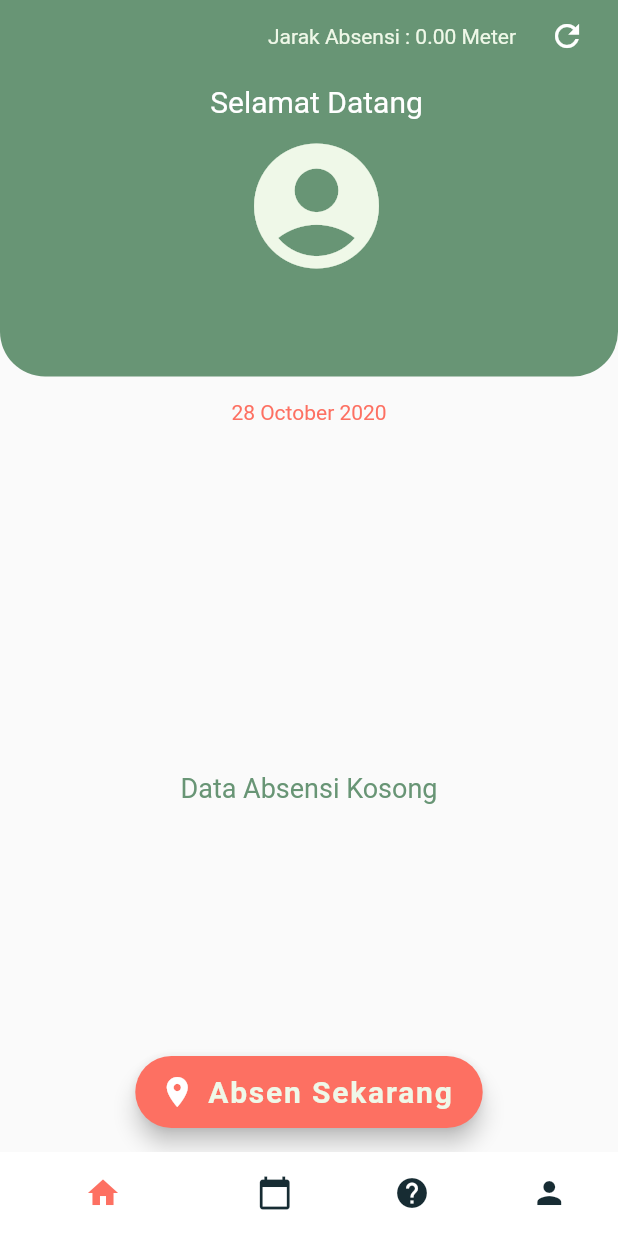
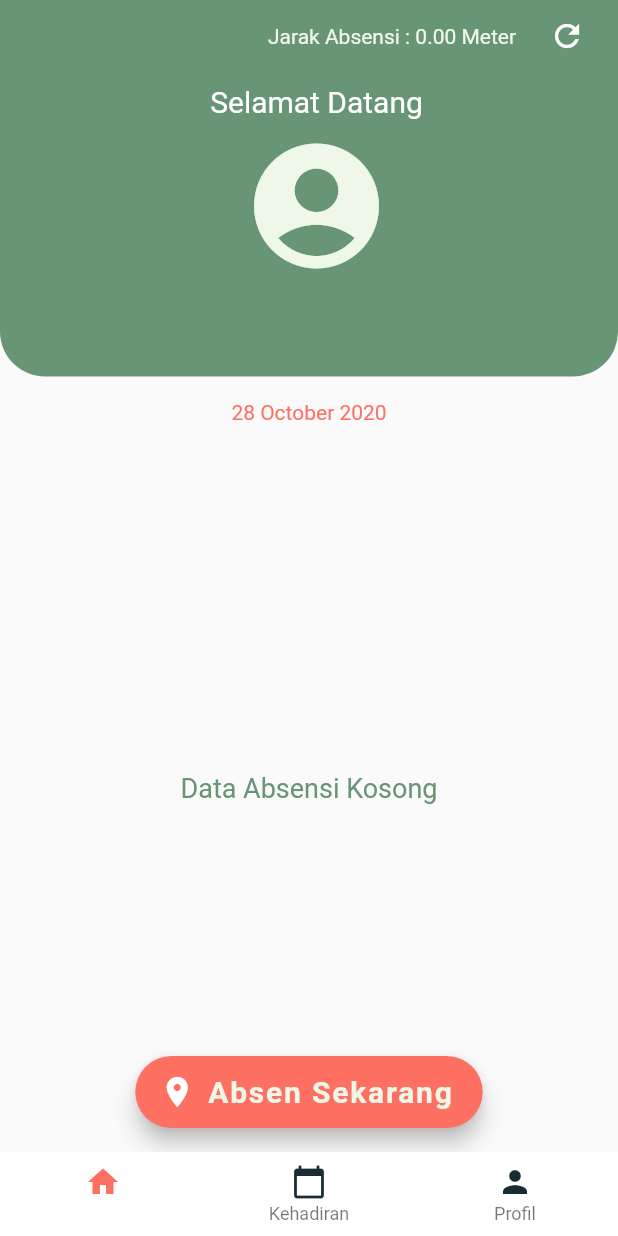
Before and after one commit to RafiIzzatulRizquFaris/penerangan_kops, a Flutter app: the MainNavigation screen opened directly, on a phone screen of 412 x 824 dp. Run offline on Flutter 3.47's test engine with Material 2 defaults, Android fonts, the phone set to English and light mode, and no system bars; our stand-ins replace animated_text_kit, cloud_firestore, geolocator, progress_dialog, rflutter_alert, shared_preferences and 1 more; missing offline and left inert: app_settings, snapping_sheet; accounts and stored records are empty.

Commit message:
delete guide.dart in main_navigation.dart

```diff
--- a/lib/main_navigation.dart
+++ b/lib/main_navigation.dart
@@ -1,7 +1,6 @@
 import 'package:flutter/material.dart';
 import 'package:penerangan_kops/screen/attendence.dart';
 import 'package:penerangan_kops/constants.dart';
-import 'package:penerangan_kops/screen/guide.dart';
 import 'package:penerangan_kops/screen/home.dart';
 import 'package:penerangan_kops/screen/profile.dart';
 
@@ -16,7 +15,7 @@ class MainNavigation extends StatefulWidget{
 class MainNavigationScreen extends State<MainNavigation>{
 
   int selectedIndex = 0;
-  List<Widget> _mainPage = [Home(), Attandence(), Guide(), Profile(),];
+  List<Widget> _mainPage = [Home(), Attandence(), Profile(),];
 
   @override
   Widget build(BuildContext context) {
@@ -43,11 +42,11 @@ class MainNavigationScreen extends State<MainNavigation>{
               label: "Kehadiran",
               activeIcon: Icon(Icons.calendar_today, color: AppColor.redColor,),
             ),
-            BottomNavigationBarItem(
-              icon: Icon(Icons.help, color: AppColor.blackColor,),
-              label: "Panduan",
-              activeIcon: Icon(Icons.help, color: AppColor.redColor,),
-            ),
+            // BottomNavigationBarItem(
+            //   icon: Icon(Icons.help, color: AppColor.blackColor,),
+            //   label: "Panduan",
+            //   activeIcon: Icon(Icons.help, color: AppColor.redColor,),
+            // ),
             BottomNavigationBarItem(
               icon: Icon(Icons.person, color: AppColor.blackColor,),
               label: "Profil",
```
